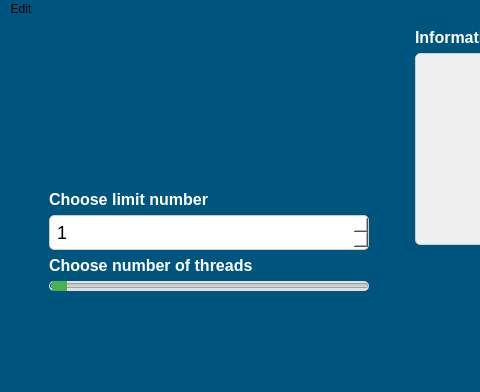
This is mainwindow.ui in YevheniiSemioshko/CollatzProblem as Qt 5 draws it before an edit; both pictures show x 0 to 480 and y 0 to 392 of the 784 by 526 pixel window. The edited form follows.
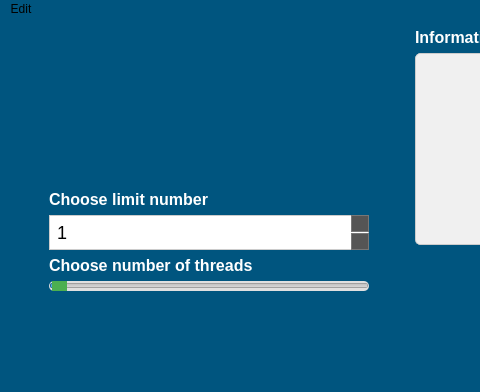
This is the edited form. Icons and pictures are not drawn.

Diff of the .ui file:
```diff
--- a/mainwindow.ui
+++ b/mainwindow.ui
@@ -70,11 +70,37 @@
               <property name="styleSheet">
                <string notr="true">QSpinBox
 {
-background-color: #fff;
+ background-color: #fff;
  border: 1px solid #ccc;
+ color: rgb(0, 0, 0)
  border-radius: 5px;
  padding: 5px;
  font-size: 18px;
+}
+QSpinBox::up-button, QSpinBox::down-button {
+    background-color: #555;
+    border: 1px solid #777;
+    width: 16px;
+    subcontrol-origin: border;
+    subcontrol-position: top right; 
+}
+
+QSpinBox::down-button {
+    subcontrol-position: bottom right;
+}
+
+QSpinBox::up-button:hover, QSpinBox::down-button:hover {
+    background-color: #777;
+}
+
+QSpinBox::up-arrow, QSpinBox::down-arrow {
+    width: 10px;
+    height: 10px;
+    image: url(:/icons/up-arrow.png); 
+}
+
+QSpinBox::down-arrow {
+    image: url(:/icons/down-arrow.png);
 }</string>
               </property>
               <property name="minimum">
```
